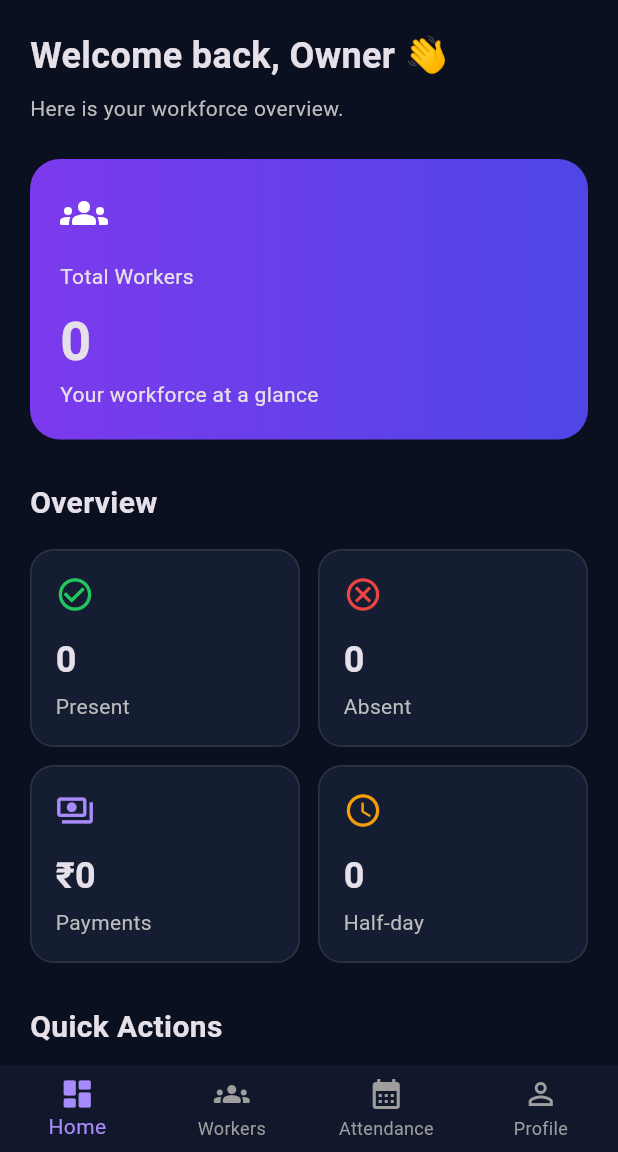
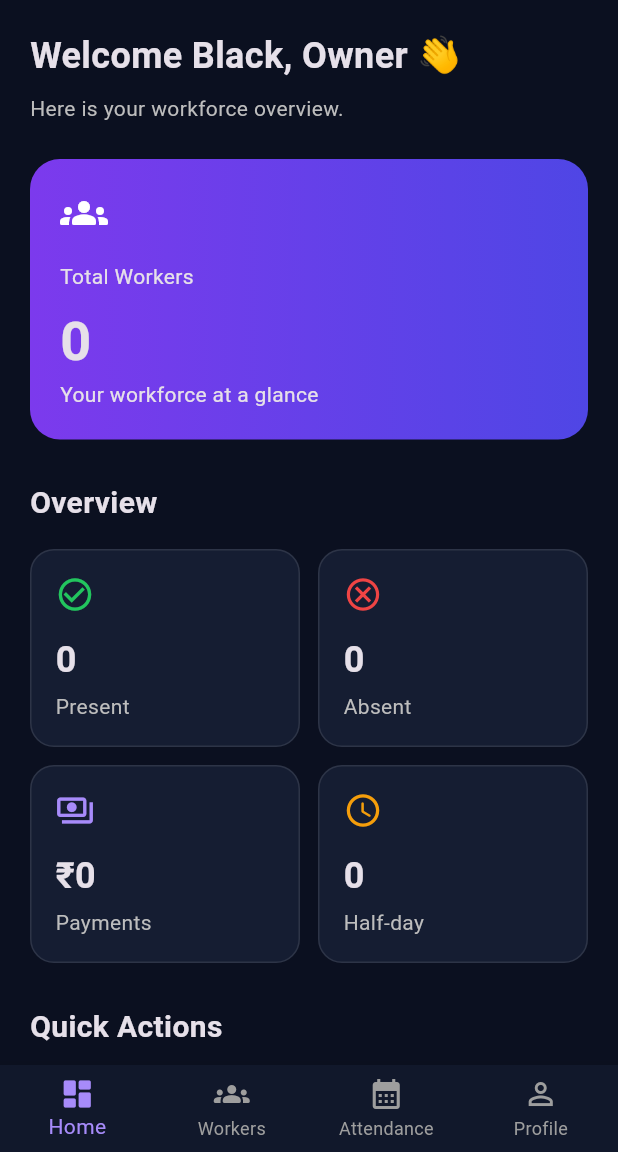
Before and after one commit to shyam-it/application_work, a Flutter app: the screen it shows after launch, on a phone screen of 412 x 824 dp, the part 84-1236 px from its top. Run offline on Flutter 3.47's test engine with Material 3 defaults, Android fonts, the light colour scheme and no system bars.

Commit message:
payment some change

```diff
--- a/lib/navigation/main_navigation.dart
+++ b/lib/navigation/main_navigation.dart
@@ -91,7 +91,7 @@ class HomePage extends StatelessWidget {
             crossAxisAlignment: CrossAxisAlignment.start,
             children: [
               const Text(
-                'Welcome back, Owner 👋',
+                'Welcome Black, Owner 👋',
                 style: TextStyle(fontSize: 24, fontWeight: FontWeight.bold),
               ),
               const SizedBox(height: 8),
```
